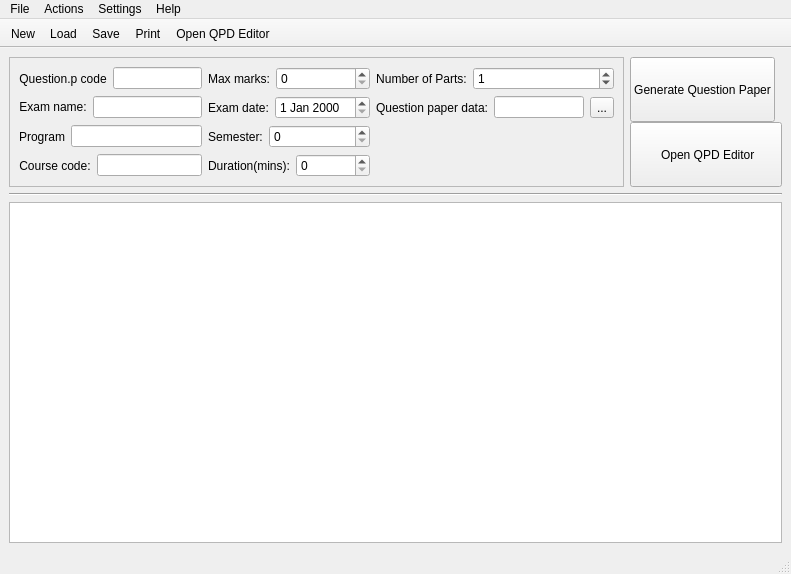
The window that ui/UI_GeneratorMainWindow.ui (amit-gp/Question-paper-generator) describes before a commit, drawn with Qt 5.
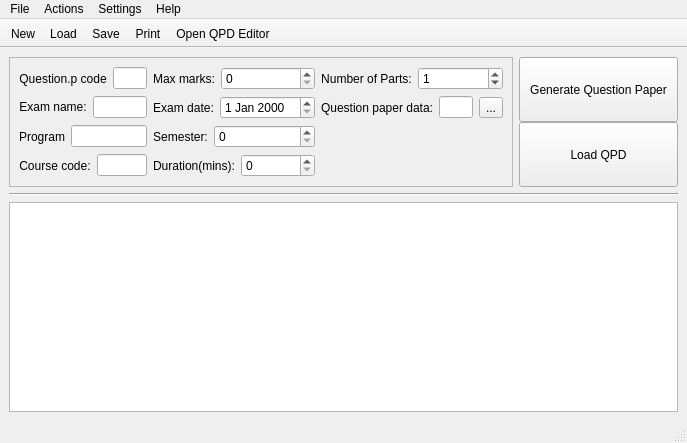
The same window after the commit. Icons and pictures are not drawn.

The edit to the form file:
```diff
--- a/ui/UI_GeneratorMainWindow.ui
+++ b/ui/UI_GeneratorMainWindow.ui
@@ -6,8 +6,8 @@
    <rect>
     <x>0</x>
     <y>0</y>
-    <width>791</width>
-    <height>574</height>
+    <width>687</width>
+    <height>443</height>
    </rect>
   </property>
   <property name="sizePolicy">
@@ -66,8 +66,8 @@
           <rect>
            <x>0</x>
            <y>0</y>
-           <width>610</width>
-           <height>148</height>
+           <width>502</width>
+           <height>136</height>
           </rect>
          </property>
          <layout class="QGridLayout" name="gridLayout">
@@ -347,7 +347,7 @@
            <bool>true</bool>
           </property>
           <property name="sizePolicy">
-           <sizepolicy hsizetype="Fixed" vsizetype="Minimum">
+           <sizepolicy hsizetype="Minimum" vsizetype="Minimum">
             <horstretch>0</horstretch>
             <verstretch>0</verstretch>
            </sizepolicy>
@@ -360,13 +360,13 @@
         <item>
          <widget class="QPushButton" name="qpd_open_push_button">
           <property name="sizePolicy">
-           <sizepolicy hsizetype="Fixed" vsizetype="Minimum">
+           <sizepolicy hsizetype="Minimum" vsizetype="Minimum">
             <horstretch>0</horstretch>
             <verstretch>0</verstretch>
            </sizepolicy>
           </property>
           <property name="text">
-           <string>        Open QPD Editor       </string>
+           <string>Load QPD</string>
           </property>
          </widget>
         </item>
@@ -382,7 +382,7 @@
      </widget>
     </item>
     <item>
-     <widget class="QTreeView" name="qp_tree_view"/>
+     <widget class="QListWidget" name="QpdListView"/>
     </item>
    </layout>
   </widget>
@@ -391,8 +391,8 @@
     <rect>
      <x>0</x>
      <y>0</y>
-     <width>791</width>
-     <height>22</height>
+     <width>687</width>
+     <height>19</height>
     </rect>
    </property>
    <widget class="QMenu" name="menuFile">
```
Left out of the diff: 4 changed lines with no effect on the pictures.
